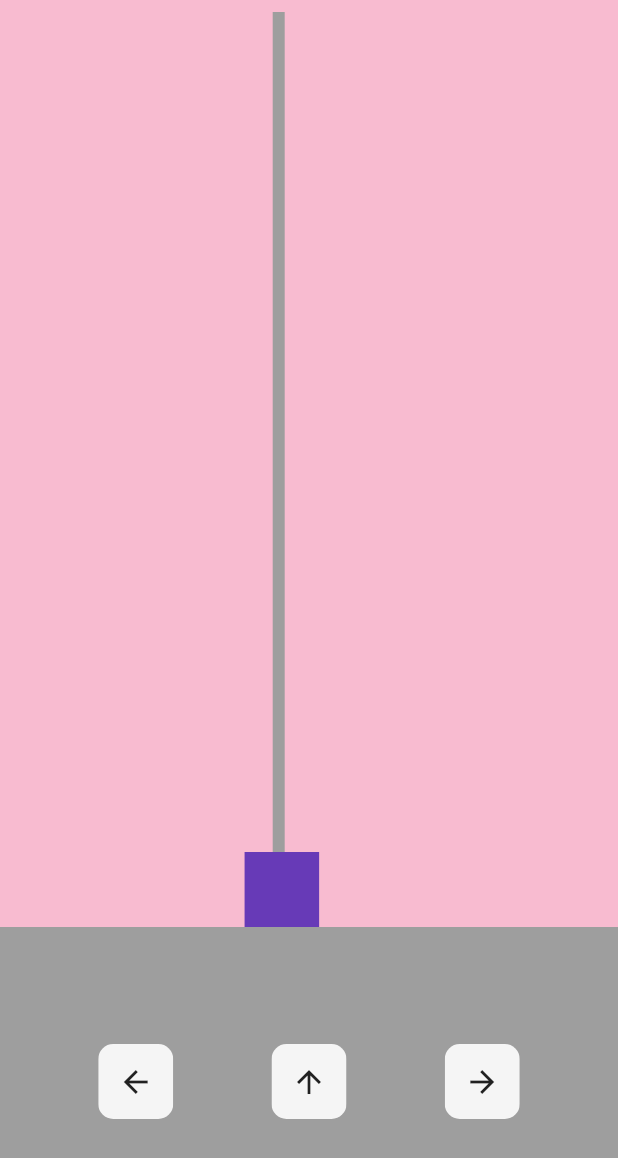
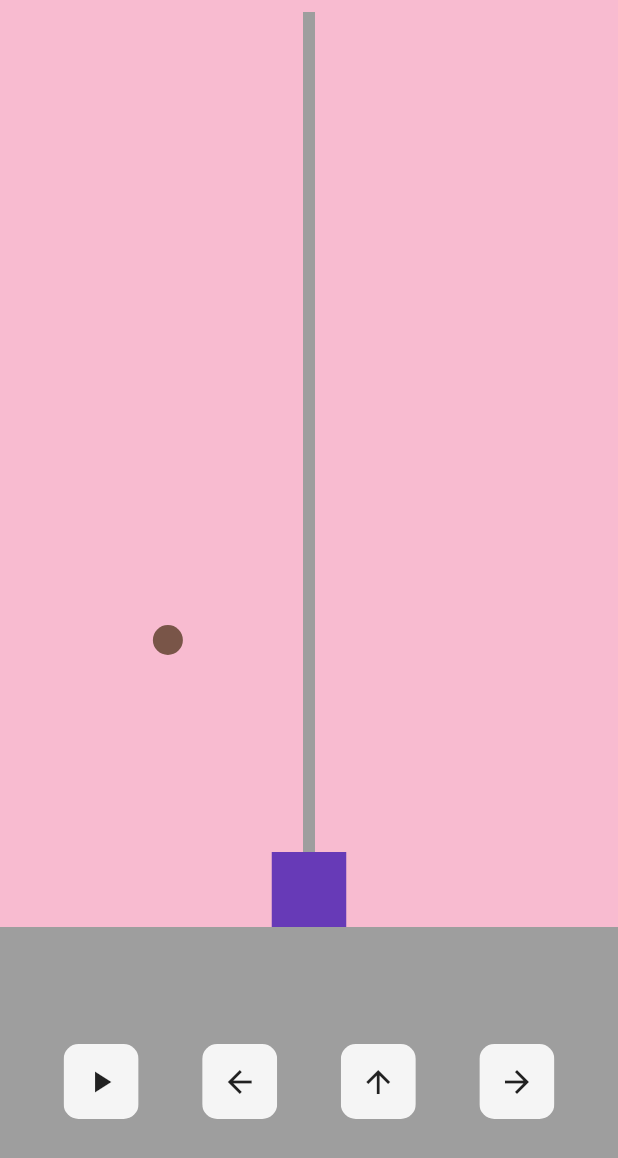
Before and after one commit to Nooberd-Incompat/bubble-trouble, a Flutter app: the screen it shows after launch, after a tap on the "arrow upward" icon, on a phone screen of 412 x 824 dp. Shown: the top 1158 px of the screen. Run offline on Flutter 3.47's test engine with Material 3 defaults, Android fonts, the phone set to English and light mode, and no system bars.

Commit message:
completed the project

```diff
--- a/lib/screens/home.dart
+++ b/lib/screens/home.dart
@@ -1,4 +1,5 @@
 import 'dart:async';
+import 'package:bubbletrouble/widgets/ball.dart';
 import 'package:bubbletrouble/widgets/button.dart';
 import 'package:bubbletrouble/widgets/missile.dart';
 import 'package:bubbletrouble/widgets/player.dart';
@@ -11,6 +12,8 @@ class HomePage extends StatefulWidget {
   State<HomePage> createState() => _HomePageState();
 }
 
+enum direction { LEFT, RIGHT }
+
 class _HomePageState extends State<HomePage> {
   //player variables
   static double playerX = 0;
@@ -18,6 +21,68 @@ class _HomePageState extends State<HomePage> {
   double missileX = playerX;
   double missileheight = 10;
   bool midShot = false;
+  //ball varaibles
+  double ballX = 0.5;
+  double ballY = 0;
+  var ballDirection = direction.LEFT;
+
+  void startGame() {
+    double time = 0;
+    double height = 0;
+    double velocity = 200; //how strong the jump of the ball is
+    double totalHeight = MediaQuery.of(context).size.height * 3 / 4;
+
+    Timer.periodic(const Duration(milliseconds: 50), (timer) {
+      //quadratic equation that models a bounce (upside down parabola)
+      height = -5 * time * time + velocity * time;
+
+      // if ball reaches ground, reset the jump
+      if (height < 0) {
+        time = 0;
+      }
+
+      // if ball reaches top of the screen, bounce
+      if (height == totalHeight) {
+        velocity = -velocity;
+      }
+      setState(() {
+        ballY = heightToPosition(height);
+      });
+      if (ballX - 0.02 < -1) {
+        ballDirection = direction.RIGHT;
+      } else if (ballX + 0.02 > 1) {
+        ballDirection = direction.LEFT;
+      }
+      if (ballDirection == direction.LEFT) {
+        setState(() {
+          ballX -= 0.02;
+        });
+      } else if (ballDirection == direction.RIGHT) {
+        setState(() {
+          ballX += 0.02;
+        });
+      }
+
+// check if the ball hits the player
+      if (playerDies()) {
+        timer.cancel();
+        print("dead");
+      }
+//keep the time going
+      time += 0.02;
+    });
+  }
+
+  void _showDialog() {
+    showDialog(
+        context: context,
+        builder: (BuildContext context) {
+          return AlertDialog(
+            title: Text("You are no longer skibidi",
+                style: TextStyle(color: Colors.white)),
+          );
+        });
+  }
 
   void moveLeft() {
     setState(() {
@@ -56,19 +121,42 @@ class _HomePageState extends State<HomePage> {
         setState(() {
           missileheight += 10;
         });
+        //stop missile when on top of the screen
         if (missileheight > MediaQuery.of(context).size.height * 3 / 4) {
-          //stop missile
           resetMissile();
           timer.cancel();
-          midShot = false;
+        }
+        //check if missile has hit the ball
+        if (ballY > heightToPosition(missileheight) &&
+            (ballX - missileX).abs() < 0.03) {
+          resetMissile();
+          ballX = 5;
+          timer.cancel();
         }
       });
     }
   }
 
+//converts height to coordinate
+  double heightToPosition(double height) {
+    double totalHeight = MediaQuery.of(context).size.height * 3 / 4;
+    double position = 1 - 2 * height / totalHeight;
+    return position;
+  }
+
   void resetMissile() {
     missileX = playerX;
     missileheight = 10;
+    midShot = false;
+  }
+
+  bool playerDies() {
+// if ball touches player
+//are same, player dies
+    if ((ballX - playerX).abs() < 0.05 && ballY > 0.95) {
+      return true;
+    } else
+      return false;
   }
 
   @override
@@ -82,6 +170,7 @@ class _HomePageState extends State<HomePage> {
             child: Center(
               child: Stack(
                 children: [
+                  MyBall(ballX: ballX, ballY: ballY),
                   MyMissile(
                     missileX: missileX,
                     missileheight: missileheight,
@@ -100,6 +189,10 @@ class _HomePageState extends State<HomePage> {
             child: Row(
               mainAxisAlignment: MainAxisAlignment.spaceEvenly,
               children: [
+                MyButton(
+                  icon: Icons.play_arrow,
+                  function: startGame,
+                ),
                 MyButton(
                   icon: Icons.arrow_back,
                   function: moveLeft,
--- a/lib/widgets/ball.dart
+++ b/lib/widgets/ball.dart
@@ -8,6 +8,16 @@ class MyBall extends StatelessWidget {
 
   @override
   Widget build(BuildContext context) {
-    return Container();
+    return Container(
+      alignment: Alignment(ballX, ballY),
+      child: Container(
+        width: 20,
+        height: 20,
+        decoration: BoxDecoration(
+          shape: BoxShape.circle,
+          color: Colors.brown,
+        ),
+      ),
+    );
   }
 }
```
